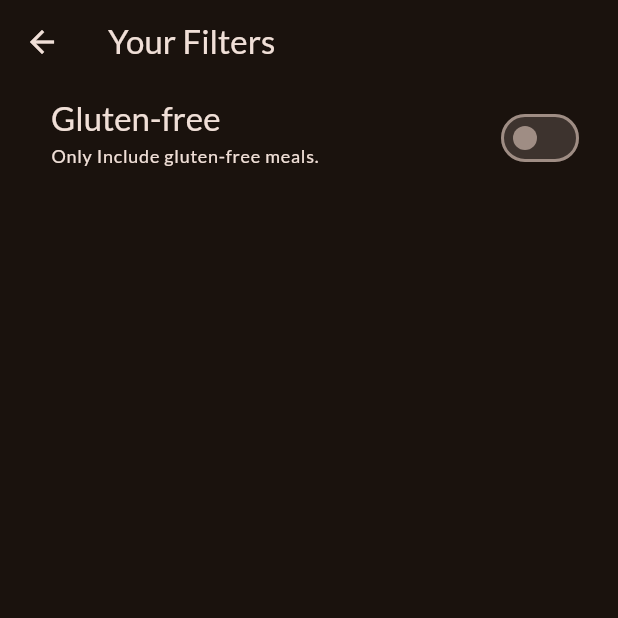
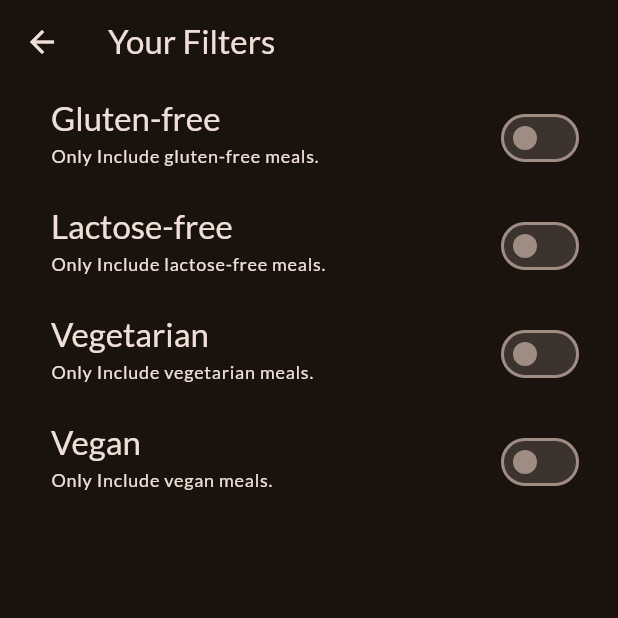
Before and after one commit to udaytiwari22/Meals_App, a Flutter app: the FilterScreen screen opened directly, on a phone screen of 412 x 824 dp, the top half of it. Run offline on Flutter 3.47's test engine with Material 3 defaults, Android fonts, the phone set to English and light mode, and no system bars; our stand-ins replace google_fonts, transparent_image.

Commit message:
more-filters

```diff
--- a/lib/screens/filters.dart
+++ b/lib/screens/filters.dart
@@ -1,5 +1,6 @@
 import 'package:flutter/material.dart';
-import 'package:meals_app/screens/tabs.dart';
+// import 'package:meals_app/screens/tabs.dart';
+// import 'package:meals_app/widgets/main_drawer.dart';
 
 class FilterScreen extends StatefulWidget {
   const FilterScreen({super.key});
@@ -12,12 +13,22 @@ class FilterScreen extends StatefulWidget {
 
 class _FilterScreenState extends State<FilterScreen> {
   var _glutenFreeFilterSet = false;
+  var _lactoseFreeFilterSet = false;
+  var _vegetarianFilterSet = false;
+  var _veganFilterSet = false;
   @override
   Widget build(BuildContext context) {
     return Scaffold(
       appBar: AppBar(
         title: const Text('Your Filters'),
       ),
+      // drawer: MainDrawer(onSelectScreen: (identifier) {
+      //   Navigator.of(context).pop();
+      //   if (identifier == 'meals') {
+      //     Navigator.of(context)
+      //         .pushReplacement(MaterialPageRoute(builder: (ctx) => const TabsScreen()));
+      //   }
+      // }),
       body: Column(
         children: [
           SwitchListTile(
@@ -45,6 +56,81 @@ class _FilterScreenState extends State<FilterScreen> {
               right: 22,
             ),
           ),
+          SwitchListTile(
+            value: _lactoseFreeFilterSet,
+            onChanged: (isChecked) {
+              setState(() {
+                _lactoseFreeFilterSet = isChecked;
+              });
+            },
+            title: Text(
+              'Lactose-free',
+              style: Theme.of(context).textTheme.titleLarge!.copyWith(
+                    color: Theme.of(context).colorScheme.onSurface,
+                  ),
+            ),
+            subtitle: Text(
+              'Only Include lactose-free meals.',
+              style: Theme.of(context).textTheme.labelMedium!.copyWith(
+                    color: Theme.of(context).colorScheme.onSurface,
+                  ),
+            ),
+            activeColor: Theme.of(context).colorScheme.tertiary,
+            contentPadding: const EdgeInsets.only(
+              left: 34,
+              right: 22,
+            ),
+          ),
+          SwitchListTile(
+            value: _vegetarianFilterSet,
+            onChanged: (isChecked) {
+              setState(() {
+                _vegetarianFilterSet = isChecked;
+              });
+            },
+            title: Text(
+              'Vegetarian',
+              style: Theme.of(context).textTheme.titleLarge!.copyWith(
+                    color: Theme.of(context).colorScheme.onSurface,
+                  ),
+            ),
+            subtitle: Text(
+              'Only Include vegetarian meals.',
+              style: Theme.of(context).textTheme.labelMedium!.copyWith(
+                    color: Theme.of(context).colorScheme.onSurface,
+                  ),
+            ),
+            activeColor: Theme.of(context).colorScheme.tertiary,
+            contentPadding: const EdgeInsets.only(
+              left: 34,
+              right: 22,
+            ),
+          ),
+          SwitchListTile(
+            value: _veganFilterSet,
+            onChanged: (isChecked) {
+              setState(() {
+                _veganFilterSet = isChecked;
+              });
+            },
+            title: Text(
+              'Vegan',
+              style: Theme.of(context).textTheme.titleLarge!.copyWith(
+                    color: Theme.of(context).colorScheme.onSurface,
+                  ),
+            ),
+            subtitle: Text(
+              'Only Include vegan meals.',
+              style: Theme.of(context).textTheme.labelMedium!.copyWith(
+                    color: Theme.of(context).colorScheme.onSurface,
+                  ),
+            ),
+            activeColor: Theme.of(context).colorScheme.tertiary,
+            contentPadding: const EdgeInsets.only(
+              left: 34,
+              right: 22,
+            ),
+          ),
         ],
       ),
     );
--- a/lib/screens/tabs.dart
+++ b/lib/screens/tabs.dart
@@ -49,9 +49,7 @@ class _TabsScreenState extends State<TabsScreen> {
     Navigator.of(context).pop();
     if (identifier == 'filters') {
       Navigator.of(context).push(
-        MaterialPageRoute(
-          builder: (ctx) => const FilterScreen(),
-        ),
+        MaterialPageRoute(builder: (ctx) => const FilterScreen()),
       );
     }
   }
```
